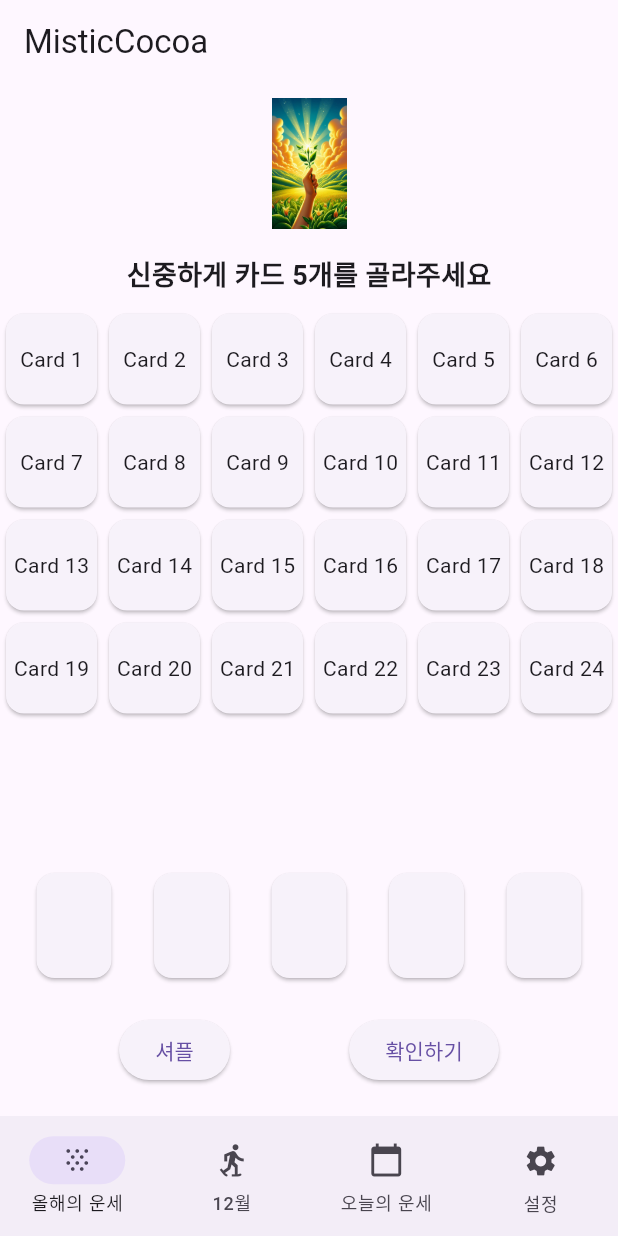
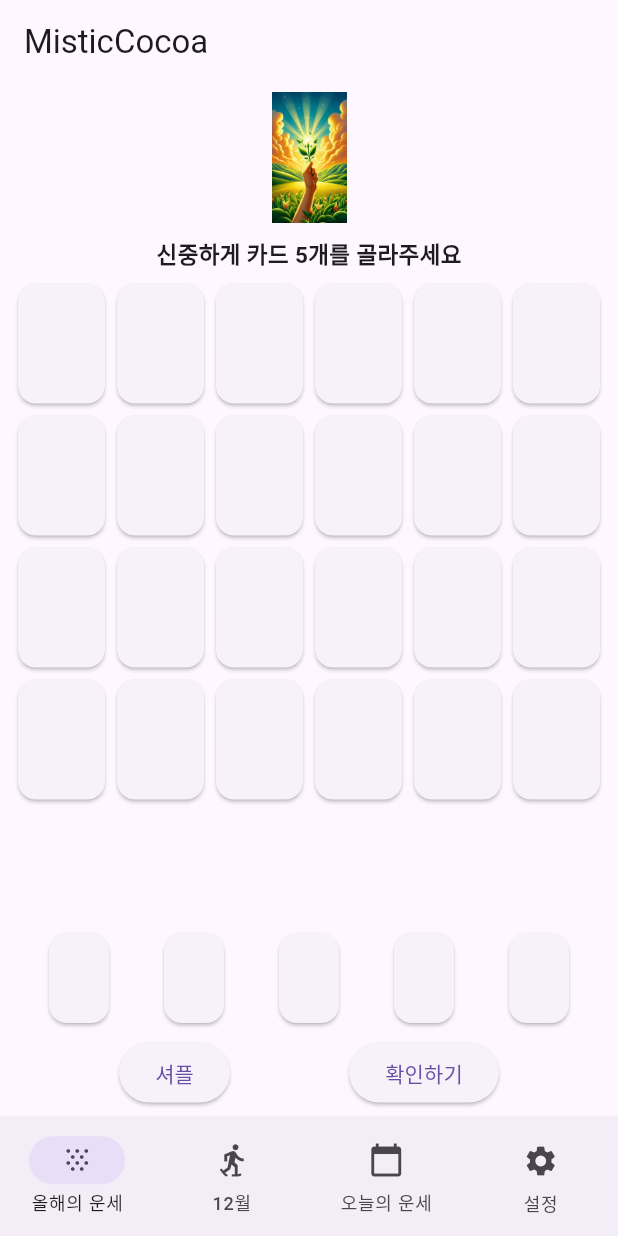
Before and after one commit to izowooi/mystic-cocoa, a Flutter app: the screen it shows after launch, on a phone screen of 412 x 824 dp. Run offline on Flutter 3.47's test engine with Material 3 defaults, Android fonts, the phone set to English and light mode, and no system bars; our stand-ins replace flutter_riverpod.

Commit message:
16:9 비율에 맞춰서 UI 재배치

```diff
--- a/flutter_proj/lib/widget/monthly_widget.dart
+++ b/flutter_proj/lib/widget/monthly_widget.dart
@@ -25,51 +25,57 @@ class _MonthlyWidgetState extends ConsumerState<MonthlyWidget> {
         children: [
           // Card Image
           Padding(
-            padding: const EdgeInsets.all(8.0),
+            padding: const EdgeInsets.all(4.0),
             child: Image.asset('assets/images/01.jpeg',
             width: 50,
             height: 90,),
           ),
           // Instruction Text
           Padding(
-            padding: const EdgeInsets.all(8.0),
+            padding: const EdgeInsets.all(4.0),
             child: Text(
               "신중하게 카드 5개를 골라주세요",
-              style: TextStyle(fontSize: 18, fontWeight: FontWeight.bold),
+              style: TextStyle(fontSize: 15, fontWeight: FontWeight.bold),
             ),
           ),
           // GridView with 24 cards
           Expanded(
             flex: 5,
+            child: Padding(padding: const EdgeInsets.symmetric(horizontal:8.0),
               child: GridView.builder(
                 gridDelegate: SliverGridDelegateWithFixedCrossAxisCount(
                   crossAxisCount: 6,
-                childAspectRatio: 1.0,
+                  childAspectRatio: 3/4,
                 ),
                 itemCount: 24,
                 itemBuilder: (context, index) {
                   return Card(
-                  child: Center(child: Text('Card ${index + 1}')),
+                    child: Container(
+                      width: 5,
+                      height: 5,
+                      //child:  Center(child: Text('Card ${index + 1}'))
+                      ),
                   );
                 },
               ),
             ),
+          ),
           // Spacer
-          SizedBox(height: 20),
+          SizedBox(height: 5),
           // Row with 5 empty cards
           Row(
             mainAxisAlignment: MainAxisAlignment.spaceEvenly,
             children: List.generate(5, (index) {
               return Card(
                 child: Container(
-                  width: 50,
-                  height: 70,
+                  width: 40,
+                  height: 60,
                 ),
               );
             }),
           ),
           // Spacer
-          SizedBox(height: 20),
+          SizedBox(height: 5),
           // Buttons
           Row(
             mainAxisAlignment: MainAxisAlignment.spaceEvenly,
@@ -85,7 +91,7 @@ class _MonthlyWidgetState extends ConsumerState<MonthlyWidget> {
             ],
           ),
           // Spacer
-          SizedBox(height: 20),
+          SizedBox(height: 5),
         ],
       ),
     );
```
Lines whose indentation alone changed are shown as unchanged.
